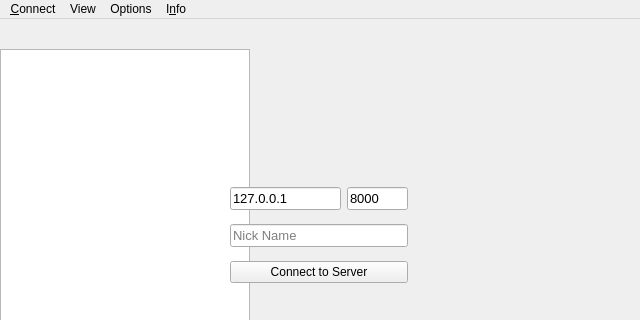
Qt form client/Forms/main.ui (mrvssq/rsachat) before a commit; both pictures show x 0 to 640 and y 0 to 320 of the 640 by 480 pixel window.
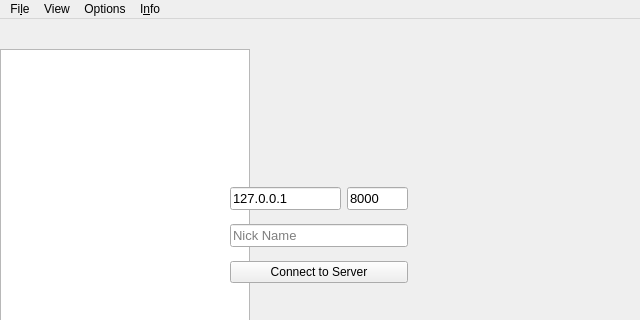
The same form after that commit.

```diff
--- a/client/Forms/main.ui
+++ b/client/Forms/main.ui
@@ -325,7 +325,7 @@
    </property>
    <widget class="QMenu" name="menuConnect">
     <property name="title">
-     <string>&amp;Connect</string>
+     <string>Fi&amp;le</string>
     </property>
     <addaction name="actionConnect"/>
     <addaction name="actionDisconnect"/>
```
Left out of the diff: 2 changed lines with no effect on the pictures.
